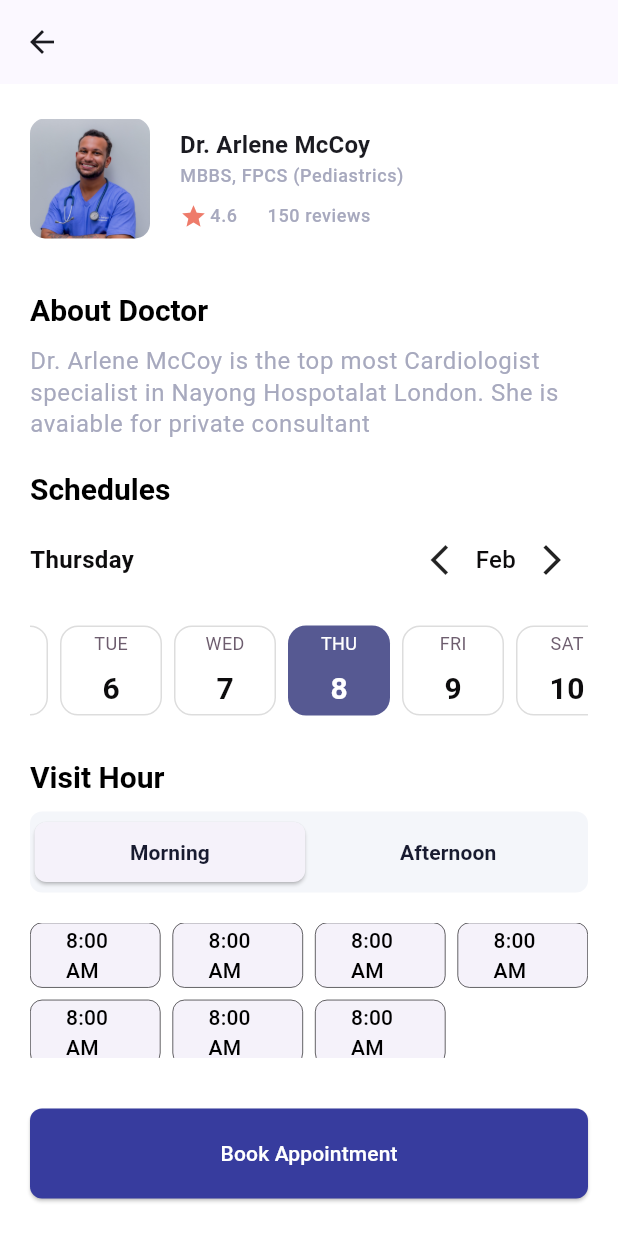
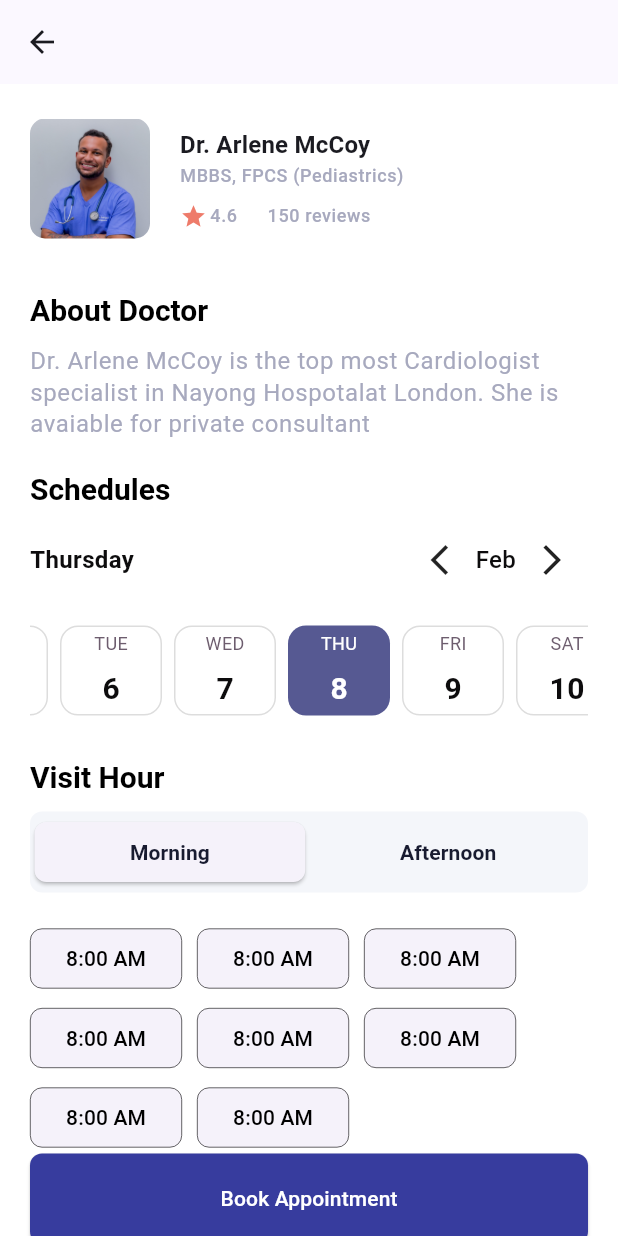
Before and after one commit to jerry-the-kid/doctor_appointment_client, a Flutter app: the DoctorDetailScreen screen opened directly, on a phone screen of 412 x 824 dp. Run offline on Flutter 3.47's test engine with Material 3 defaults, Android fonts, the phone set to English and light mode, and no system bars; drawn by our look-alikes of easy_date_timeline; our stand-ins replace badges, dio, flutter_svg, go_router, retrofit; generated files the repository leaves out were written again.

Commit message:
refactor(doctor_detail): remove grid using wrap widget

```diff
--- a/lib/app/screens/doctor_detail_screen.dart
+++ b/lib/app/screens/doctor_detail_screen.dart
@@ -13,8 +13,6 @@ class DoctorDetailScreen extends StatelessWidget {
 
   @override
   Widget build(BuildContext context) {
-    final width = MediaQuery.of(context).size.width;
-
     return Scaffold(
       appBar: AppBar(),
       body: Padding(
@@ -86,31 +84,131 @@ class DoctorDetailScreen extends StatelessWidget {
             const SizedBox(
               height: 20,
             ),
-            SizedBox(
-              height: 90,
-              child: GridView.builder(
-                  gridDelegate: SliverGridDelegateWithFixedCrossAxisCount(
-                      crossAxisCount: 4, // Number of columns
-                      crossAxisSpacing: 8.0, // Spacing between columns
-                      mainAxisSpacing: 8.0, // Spacing between rows
-                      childAspectRatio: childAspectRatio(width)),
-                  itemCount: 7, // Number of ite  ms in the grid
-
-                  itemBuilder: (BuildContext context, int index) {
-                    return ElevatedButton(
+            Wrap(
+              spacing: 10,
+              runSpacing: 5,
+              children: [
+                ElevatedButton(
                   style: ElevatedButton.styleFrom(
                     elevation: 0,
                     shape: RoundedRectangleBorder(
                         borderRadius: BorderRadius.circular(8),
-                              side: const BorderSide(
-                                  color: Colors.black, width: .4)),
+                        side: const BorderSide(color: Colors.black, width: .4)),
                   ),
                   onPressed: () {},
                   child: const Text(
                     "8:00 AM",
-                          style: TextStyle(color: Colors.black),
-                        ));
-                  }),
+                    style: TextStyle(
+                      color: Colors.black,
+                    ),
+                  ),
+                ),
+                ElevatedButton(
+                  style: ElevatedButton.styleFrom(
+                    elevation: 0,
+                    shape: RoundedRectangleBorder(
+                        borderRadius: BorderRadius.circular(8),
+                        side: const BorderSide(color: Colors.black, width: .4)),
+                  ),
+                  onPressed: () {},
+                  child: const Text(
+                    "8:00 AM",
+                    style: TextStyle(
+                      color: Colors.black,
+                    ),
+                  ),
+                ),
+                ElevatedButton(
+                  style: ElevatedButton.styleFrom(
+                    elevation: 0,
+                    shape: RoundedRectangleBorder(
+                        borderRadius: BorderRadius.circular(8),
+                        side: const BorderSide(color: Colors.black, width: .4)),
+                  ),
+                  onPressed: () {},
+                  child: const Text(
+                    "8:00 AM",
+                    style: TextStyle(
+                      color: Colors.black,
+                    ),
+                  ),
+                ),
+                ElevatedButton(
+                  style: ElevatedButton.styleFrom(
+                    elevation: 0,
+                    shape: RoundedRectangleBorder(
+                        borderRadius: BorderRadius.circular(8),
+                        side: const BorderSide(color: Colors.black, width: .4)),
+                  ),
+                  onPressed: () {},
+                  child: const Text(
+                    "8:00 AM",
+                    style: TextStyle(
+                      color: Colors.black,
+                    ),
+                  ),
+                ),
+                ElevatedButton(
+                  style: ElevatedButton.styleFrom(
+                    elevation: 0,
+                    shape: RoundedRectangleBorder(
+                        borderRadius: BorderRadius.circular(8),
+                        side: const BorderSide(color: Colors.black, width: .4)),
+                  ),
+                  onPressed: () {},
+                  child: const Text(
+                    "8:00 AM",
+                    style: TextStyle(
+                      color: Colors.black,
+                    ),
+                  ),
+                ),
+                ElevatedButton(
+                  style: ElevatedButton.styleFrom(
+                    elevation: 0,
+                    shape: RoundedRectangleBorder(
+                        borderRadius: BorderRadius.circular(8),
+                        side: const BorderSide(color: Colors.black, width: .4)),
+                  ),
+                  onPressed: () {},
+                  child: const Text(
+                    "8:00 AM",
+                    style: TextStyle(
+                      color: Colors.black,
+                    ),
+                  ),
+                ),
+                ElevatedButton(
+                  style: ElevatedButton.styleFrom(
+                    elevation: 0,
+                    shape: RoundedRectangleBorder(
+                        borderRadius: BorderRadius.circular(8),
+                        side: const BorderSide(color: Colors.black, width: .4)),
+                  ),
+                  onPressed: () {},
+                  child: const Text(
+                    "8:00 AM",
+                    style: TextStyle(
+                      color: Colors.black,
+                    ),
+                  ),
+                ),
+                ElevatedButton(
+                  style: ElevatedButton.styleFrom(
+                    elevation: 0,
+                    shape: RoundedRectangleBorder(
+                        borderRadius: BorderRadius.circular(8),
+                        side: const BorderSide(color: Colors.black, width: .4)),
+                  ),
+                  onPressed: () {},
+                  child: const Text(
+                    "8:00 AM",
+                    style: TextStyle(
+                      color: Colors.black,
+                    ),
+                  ),
+                ),
+              ],
             ),
             const Spacer(
               flex: 2,
@@ -163,12 +261,3 @@ class DateItem extends StatelessWidget {
     );
   }
 }
-
-double childAspectRatio(double width) {
-  if (width > 1400) return 8;
-  if (width > 1000) return 6;
-  if (width > 720) return 5;
-  if (width > 600) return 4;
-  if (width > 470) return 3;
-  return 2;
-}
--- a/lib/config/routes/routes.dart
+++ b/lib/config/routes/routes.dart
@@ -17,8 +17,8 @@ import 'package:go_router/go_router.dart';
 // GoRouter configuration
 final router = GoRouter(
   routes: [
-    // GoRoute(path: '/', builder: (context, state) => const MainScreen()),
-    GoRoute(path: '/', builder: ((context, state) => const AddCardScreen())),
+    GoRoute(path: '/', builder: (context, state) => const MainScreen()),
+    // GoRoute(path: '/', builder: ((context, state) => const AddCardScreen())),
     GoRoute(
         path: '/appointment/cancel',
         builder: (context, state) => const CancelAppointment()),
```
Lines whose indentation alone changed are shown as unchanged.
